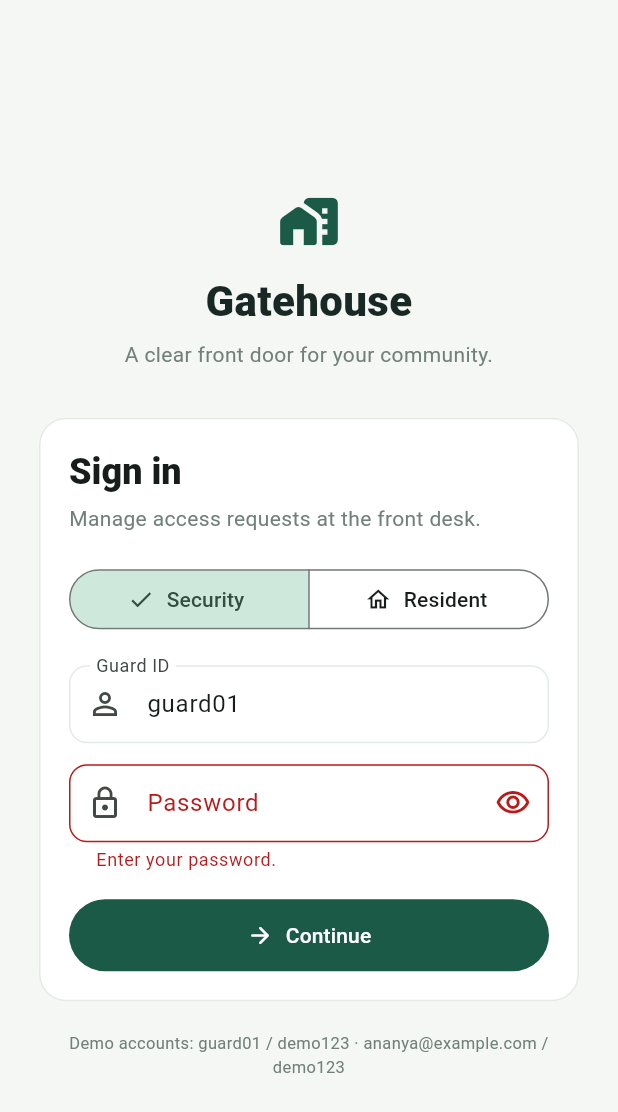
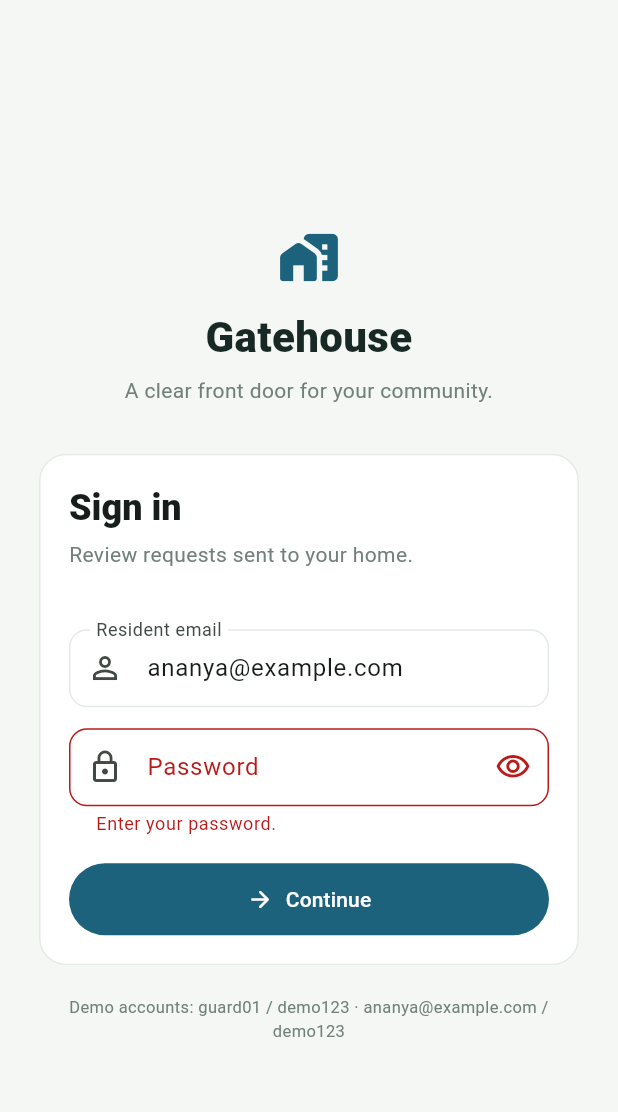
Before and after one commit to ceo-synapsetech/gatehouse-demo, a Flutter app: the screen it shows after launch, after a tap on "Continue", on a phone screen of 412 x 824 dp. Shown: the top 1112 px of the screen. Run offline on Flutter 3.47's test engine with Material 3 defaults, Android fonts, the phone set to English and light mode, and no system bars; our stand-ins replace firebase_core, firebase_messaging; accounts and stored records are empty.

Commit message:
Build separate Gatehouse resident and security APKs
Split Android sign-in by role, request notification permission in the resident app, and build separate arm64 APKs.

```diff
--- a/mobile/lib/main.dart
+++ b/mobile/lib/main.dart
@@ -11,6 +11,10 @@ const _apiBase = String.fromEnvironment(
   'GATEHOUSE_API_BASE',
   defaultValue: 'https://gatehouse-demo.onrender.com',
 );
+const _appRoleName = String.fromEnvironment(
+  'GATEHOUSE_APP_ROLE',
+  defaultValue: 'resident',
+);
 
 const _forest = Color(0xFF1B5A46);
 const _blue = Color(0xFF1D627C);
@@ -20,11 +24,19 @@ const _muted = Color(0xFF71807B);
 
 Future<void> main() async {
   WidgetsFlutterBinding.ensureInitialized();
-  await Firebase.initializeApp(options: DefaultFirebaseOptions.currentPlatform);
+  if (_appRoleName == 'resident') {
+    await Firebase.initializeApp(
+      options: DefaultFirebaseOptions.currentPlatform,
+    );
+  }
   runApp(const GatehouseApp());
 }
 
 enum UserRole { security, resident }
+
+const _buildRole = _appRoleName == 'security'
+    ? UserRole.security
+    : UserRole.resident;
 
 extension UserRoleStyle on UserRole {
   String get label => this == UserRole.security ? 'Security' : 'Resident';
@@ -39,7 +51,7 @@ class GatehouseApp extends StatelessWidget {
 
   @override
   Widget build(BuildContext context) => MaterialApp(
-    title: 'Gatehouse',
+    title: 'Gatehouse ${_buildRole.label}',
     debugShowCheckedModeBanner: false,
     theme: ThemeData(
       useMaterial3: true,
@@ -281,6 +293,28 @@ class _GatehouseHomeState extends State<GatehouseHome> {
   ApiClient? _api;
   Profile? _profile;
 
+  @override
+  void initState() {
+    super.initState();
+    if (_buildRole == UserRole.resident) {
+      WidgetsBinding.instance.addPostFrameCallback((_) {
+        unawaited(_requestNotificationPermission());
+      });
+    }
+  }
+
+  Future<void> _requestNotificationPermission() async {
+    try {
+      await FirebaseMessaging.instance.requestPermission(
+        alert: true,
+        badge: true,
+        sound: true,
+      );
+    } on FirebaseException {
+      // The resident app remains usable if notification permission is unavailable.
+    }
+  }
+
   Future<void> _signIn(
     String username,
     String password,
@@ -327,12 +361,13 @@ class _GatehouseHomeState extends State<GatehouseHome> {
     if (api != null && profile != null) {
       return DashboardScreen(api: api, profile: profile, onSignOut: _signOut);
     }
-    return SignInScreen(onSignIn: _signIn);
+    return SignInScreen(role: _buildRole, onSignIn: _signIn);
   }
 }
 
 class SignInScreen extends StatefulWidget {
-  const SignInScreen({required this.onSignIn, super.key});
+  const SignInScreen({required this.role, required this.onSignIn, super.key});
+  final UserRole role;
   final Future<void> Function(String, String, UserRole) onSignIn;
   @override
   State<SignInScreen> createState() => _SignInScreenState();
@@ -340,9 +375,10 @@ class SignInScreen extends StatefulWidget {
 
 class _SignInScreenState extends State<SignInScreen> {
   final _formKey = GlobalKey<FormState>();
-  final _username = TextEditingController(text: 'guard01');
+  late final _username = TextEditingController(
+    text: widget.role == UserRole.security ? 'guard01' : 'ananya@example.com',
+  );
   final _password = TextEditingController();
-  UserRole _role = UserRole.security;
   bool _loading = false;
   bool _showPassword = false;
   String? _error;
@@ -361,7 +397,7 @@ class _SignInScreenState extends State<SignInScreen> {
       _error = null;
     });
     try {
-      await widget.onSignIn(_username.text, _password.text, _role);
+      await widget.onSignIn(_username.text, _password.text, widget.role);
     } on ApiException catch (error) {
       if (mounted) setState(() => _error = error.message);
     } finally {
@@ -371,7 +407,8 @@ class _SignInScreenState extends State<SignInScreen> {
 
   @override
   Widget build(BuildContext context) {
-    final color = _role.color;
+    final role = widget.role;
+    final color = role.color;
     return Scaffold(
       body: SafeArea(
         child: Center(
@@ -414,37 +451,10 @@ class _SignInScreenState extends State<SignInScreen> {
                           ),
                           const SizedBox(height: 5),
                           Text(
-                            _role.description,
+                            role.description,
                             style: const TextStyle(color: _muted),
                           ),
                           const SizedBox(height: 20),
-                          SegmentedButton<UserRole>(
-                            segments: const [
-                              ButtonSegment(
-                                value: UserRole.security,
-                                label: Text('Security'),
-                                icon: Icon(Icons.shield_outlined),
-                              ),
-                              ButtonSegment(
-                                value: UserRole.resident,
-                                label: Text('Resident'),
-                                icon: Icon(Icons.home_outlined),
-                              ),
-                            ],
-                            selected: {_role},
-                            onSelectionChanged: _loading
-                                ? null
-                                : (roles) {
-                                    setState(() {
-                                      _role = roles.first;
-                                      _username.text =
-                                          _role == UserRole.security
-                                          ? 'guard01'
-                                          : 'ananya@example.com';
-                                      _error = null;
-                                    });
-                                  },
-                          ),
                           const SizedBox(height: 20),
                           Form(
                             key: _formKey,
@@ -455,7 +465,7 @@ class _SignInScreenState extends State<SignInScreen> {
                                   autocorrect: false,
                                   textInputAction: TextInputAction.next,
                                   decoration: InputDecoration(
-                                    labelText: _role == UserRole.security
+                                    labelText: role == UserRole.security
                                         ? 'Guard ID'
                                         : 'Resident email',
                                     prefixIcon: const Icon(
@@ -605,7 +615,7 @@ class _DashboardScreenState extends State<DashboardScreen> {
   Future<void> _setupPushNotifications() async {
     try {
       final messaging = FirebaseMessaging.instance;
-      final permission = await messaging.requestPermission();
+      final permission = await messaging.getNotificationSettings();
       if (permission.authorizationStatus == AuthorizationStatus.denied) return;
       final token = await messaging.getToken();
       if (token != null) {
```
Also changed, not shown: 4 other files.
